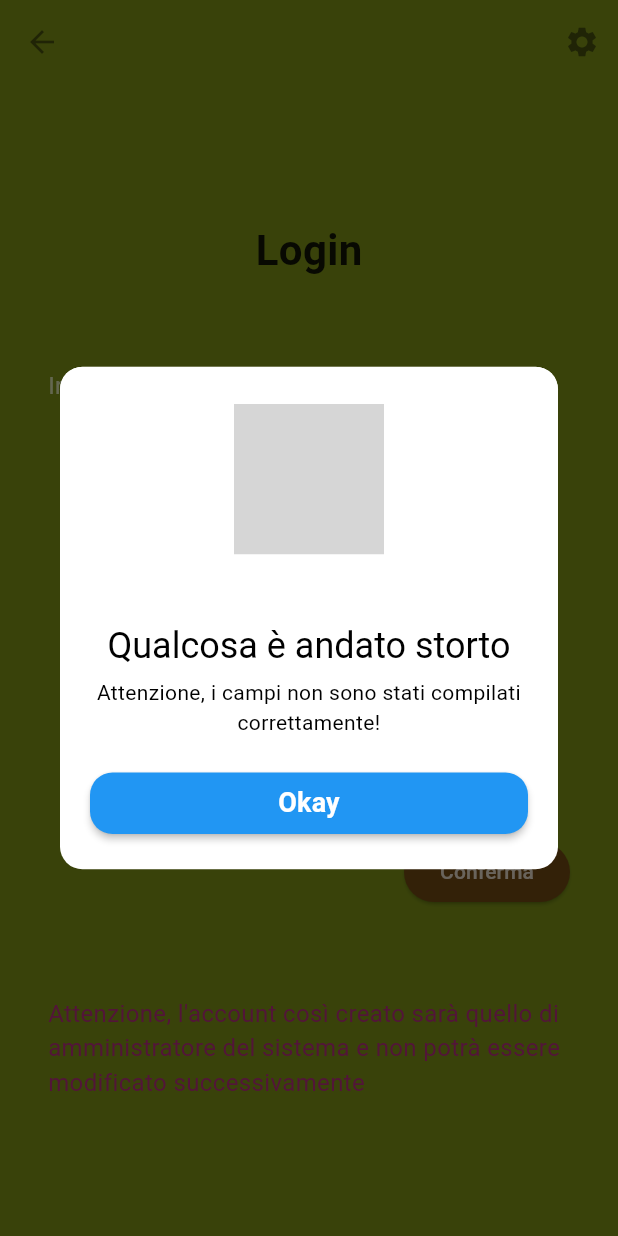
After one commit to LQ95/ingsw_frontend, a Flutter app: the SchermataLogin screen opened directly, after a tap on "Conferma", on a phone screen of 412 x 824 dp. The commit adds this screen. Run offline on Flutter 3.47's test engine with Material 2 defaults, Android fonts, the light colour scheme and no system bars; our stand-ins replace quickalert; Roboto replaces fonts that are missing (Segoe UI); grey boxes are pictures that could not be loaded.

Commit message:
Creo schermata login

```diff
--- a/lib/DatabaseControl.dart
+++ b/lib/DatabaseControl.dart
@@ -2,7 +2,7 @@ import 'dart:convert';
 import 'package:http/http.dart' as http;
 
 class DatabaseControl {
-  Future<String> sendData(String name, String pass, String ruolo) async {
+  Future<String> sendUserData(String name, String pass, String ruolo) async {
     var apiUrl = Uri.http('192.168.1.3:8080',
         '/api/v1/utente'); //URL del punto di contatto della API
     var response = await http.post(apiUrl,
@@ -26,4 +26,30 @@ class DatabaseControl {
     // print('Response status: ${response.statusCode}');
     // print('Response body: ${response.body}');
   }
+
+  sendLoginData(String name, String pass) async{
+    var apiUrl = Uri.http('192.168.1.3:8080',
+        '/api/v1/utente'); //URL del punto di contatto della API
+    var response = await http.post(apiUrl,
+        //questa è la response,in cui è definita anche la request, direttamente
+        headers: <String, String>{
+          'Content-Type': 'application/json; charset=UTF-8',
+        },
+        body: jsonEncode(<String, String>{'nome': name,
+          'password': pass,
+          })
+    );
+
+    if(response.statusCode.toInt() == 200) {
+      return "SUCCESSO";
+    } else if(response.statusCode.toInt() == 500){
+      return "FALLIMENTO";
+    }
+    else {
+      return "ERRORE INASPETTATO";
+    }
+    // print('Response status: ${response.statusCode}');
+    // print('Response body: ${response.body}');
+  }
+
 }
--- a/lib/InitAmministratoreHomePage.dart
+++ b/lib/InitAmministratoreHomePage.dart
@@ -1,8 +1,8 @@
+import 'package:ingsw_frontend/SchermataLogin.dart';
 import 'package:quickalert/quickalert.dart';
 
 import 'DatabaseControl.dart';
 import 'package:flutter/material.dart';
-import 'SchermataBase.dart';
 
 
 class InitAmministratoreHomePage extends StatefulWidget {
@@ -116,7 +116,7 @@ class InitAmministratoreHomePageState extends State<InitAmministratoreHomePage>
                           if (controller1.text.isNotEmpty && controller2.text
                               .isNotEmpty) {
                             DatabaseControl db = DatabaseControl();
-                            String creazioneAvvenutaConSuccesso = await db.sendData(controller1.text, controller2.text, "AMMINISTRATORE");  //Il client attende la risposta del server prima di proseguire, in modo che
+                            String creazioneAvvenutaConSuccesso = await db.sendUserData(controller1.text, controller2.text, "AMMINISTRATORE");  //Il client attende la risposta del server prima di proseguire, in modo che
                             if (creazioneAvvenutaConSuccesso == "SUCCESSO") {                                                               //il valore di ritorno di tipo Future ottenga uno stato
                               showAllertSuccesso();
                             } else if (creazioneAvvenutaConSuccesso == "FALLIMENTO"){
@@ -173,7 +173,7 @@ class InitAmministratoreHomePageState extends State<InitAmministratoreHomePage>
         type: QuickAlertType.success,
         text: "Eccellente, l'account è stato creato con successo!",
         title: "Successo!",
-        onConfirmBtnTap: () {Navigator.push(context, MaterialPageRoute(builder: (context) => SchermataBase("Mammt")));}
+        onConfirmBtnTap: () {Navigator.push(context, MaterialPageRoute(builder: (context) => SchermataLogin()));}
     );
   }
 }
--- /dev/null
+++ b/lib/SchermataLogin.dart
@@ -0,0 +1,150 @@
+import 'package:quickalert/quickalert.dart';
+import 'package:flutter/cupertino.dart';
+import 'package:flutter/material.dart';
+
+import 'DatabaseControl.dart';
+import 'GlobImport.dart';
+
+class  SchermataLogin extends StatelessWidget{
+  final controller1 = TextEditingController();
+  final controller2 = TextEditingController();
+
+  @override
+  Widget build(BuildContext context) {
+
+    void showAllertErrore(String errore) {
+      QuickAlert.show(context: context,
+          type: QuickAlertType.error,
+          text: errore,
+          title: "Qualcosa è andato storto"
+      );
+    }
+
+
+    void showAllertSuccesso() {
+      QuickAlert.show(context: context,
+          type: QuickAlertType.success,
+          text: "Eccellente, l'account è stato creato con successo!",
+          title: "Successo!",
+          //onConfirmBtnTap: () {Navigator.push(context, MaterialPageRoute(builder: (context) => SchermataBase("Mammt")));}
+      );
+    }
+
+    return Scaffold(
+      appBar:GlobalAppBar,
+      resizeToAvoidBottomInset: false,
+      // drawer: const Drawer(),
+      // appBar: AppBar(title: Text(widget.title), actions: <Widget>[
+      //   IconButton(
+      //     icon: const Icon(Icons.settings),
+      //     onPressed: () => {},
+      //   )
+      // ]),
+      body: Center(
+        child: Padding(
+          padding: const EdgeInsets.all(32),
+          child: Column(
+            mainAxisAlignment: MainAxisAlignment.spaceEvenly,
+            children: <Widget>[
+              const Row(
+                mainAxisAlignment: MainAxisAlignment.center,
+                children: <Widget>[Center(child:
+                Expanded(child: Text("Login",
+                  style: TextStyle(fontSize: 28,
+                      fontWeight: FontWeight.bold,
+                      color: Colors.black87),
+                  maxLines: 2,
+                  overflow: TextOverflow.ellipsis,),)
+                ),
+                ],
+              ),
+              const Row(
+                mainAxisAlignment: MainAxisAlignment.start,
+                children: <Widget>[
+                  Expanded(child: Text(
+                    "Inserisci le tue credenziali",
+                    style: TextStyle(fontSize: 16, color: Colors.white60),
+                    overflow: TextOverflow.ellipsis,
+                    maxLines: 3,))
+                ],
+              ),
+              Row(
+                  mainAxisAlignment: MainAxisAlignment.center,
+                  children: [Expanded(child:
+                  Padding(
+                    padding: const EdgeInsets.only(left: 64, right: 64,),
+                    child: TextField(
+                      controller: controller1,
+                      decoration: const InputDecoration(
+                        border: OutlineInputBorder(),
+                        labelText: 'Nome Account:',
+                      ),
+                    ),),)
+                  ]
+              ),
+              Row(
+                  mainAxisAlignment: MainAxisAlignment.center,
+                  children: [Expanded(child:
+                  Padding(
+                    padding: const EdgeInsets.only(left: 64, right: 64,),
+                    child: TextField(
+                      controller: controller2,
+                      obscureText: true,
+                      decoration: const InputDecoration(
+                        border: OutlineInputBorder(),
+                        labelText: 'Password:',
+                      ),
+                    ),),)
+                  ]
+              ),
+              Row(
+                mainAxisAlignment: MainAxisAlignment.end,
+                children: [
+                  ElevatedButton(onPressed: () async {
+
+                    if (controller1.text.isNotEmpty && controller2.text
+                        .isNotEmpty) {
+                      DatabaseControl db = DatabaseControl();
+                      String creazioneAvvenutaConSuccesso = await db.sendLoginData(controller1.text, controller2.text);  //Il client attende la risposta del server prima di proseguire, in modo che
+                      if (creazioneAvvenutaConSuccesso == "SUCCESSO") {                                                               //il valore di ritorno di tipo Future ottenga uno stato
+                        showAllertSuccesso();
+                      } else if (creazioneAvvenutaConSuccesso == "FALLIMENTO"){
+                        showAllertErrore("Il nome che hai selezionato è già stato scelto...");
+                      } else {
+                        showAllertErrore("Si è verificato un errore inaspettato, per favore riprovare...");
+                      }
+                    }
+                    else {
+                      showAllertErrore(
+                          "Attenzione, i campi non sono stati compilati correttamente!");
+                    }
+                  },
+                    style: ElevatedButton.styleFrom(
+                      backgroundColor: const Color(0xFF66420F),
+                    ),
+                    child: const Text("Conferma", style: TextStyle(
+                        color: Colors.white70),),
+                  )
+                ],
+              ),
+              const Row(
+                mainAxisAlignment: MainAxisAlignment.start,
+                children: <Widget>[
+                  Expanded(child: Text(
+                    "Attenzione, l'account così creato sarà quello di amministratore del sistema e non potrà essere modificato successivamente",
+                    style: TextStyle(fontSize: 16,
+                        color: Color(0xFFA52A70)),
+                    overflow: TextOverflow.ellipsis,
+                    maxLines: 3,))
+                ],
+              ),
+            ],
+          ),
+        )
+      ),
+    );
+  }
+
+
+
+}
```
